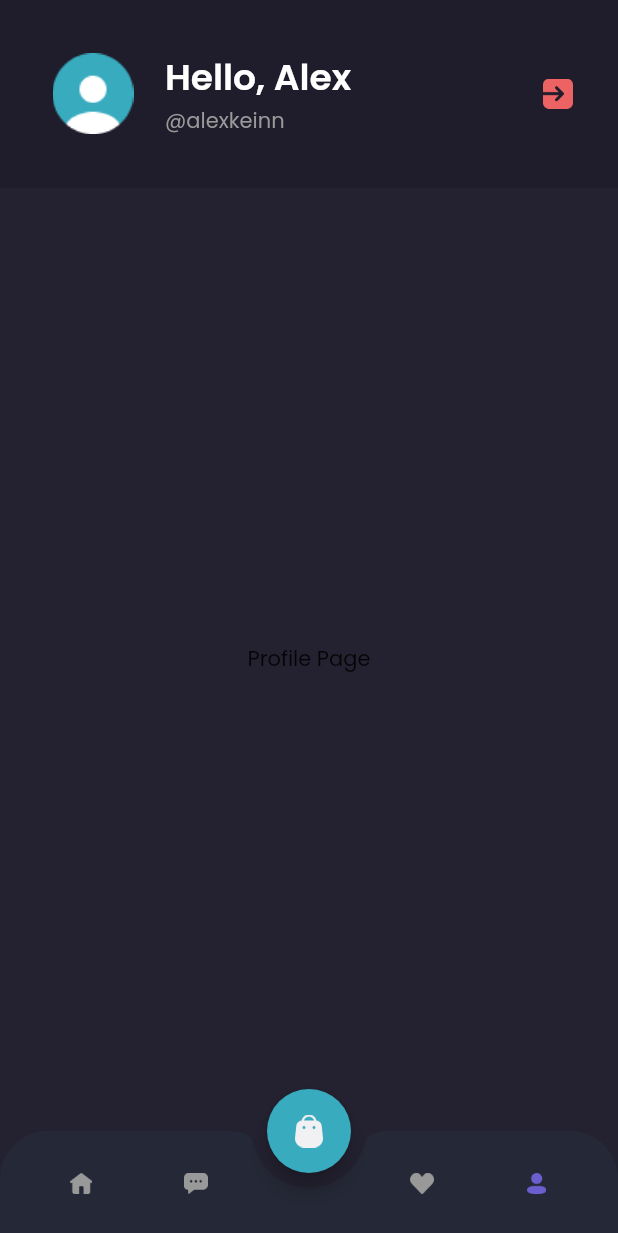
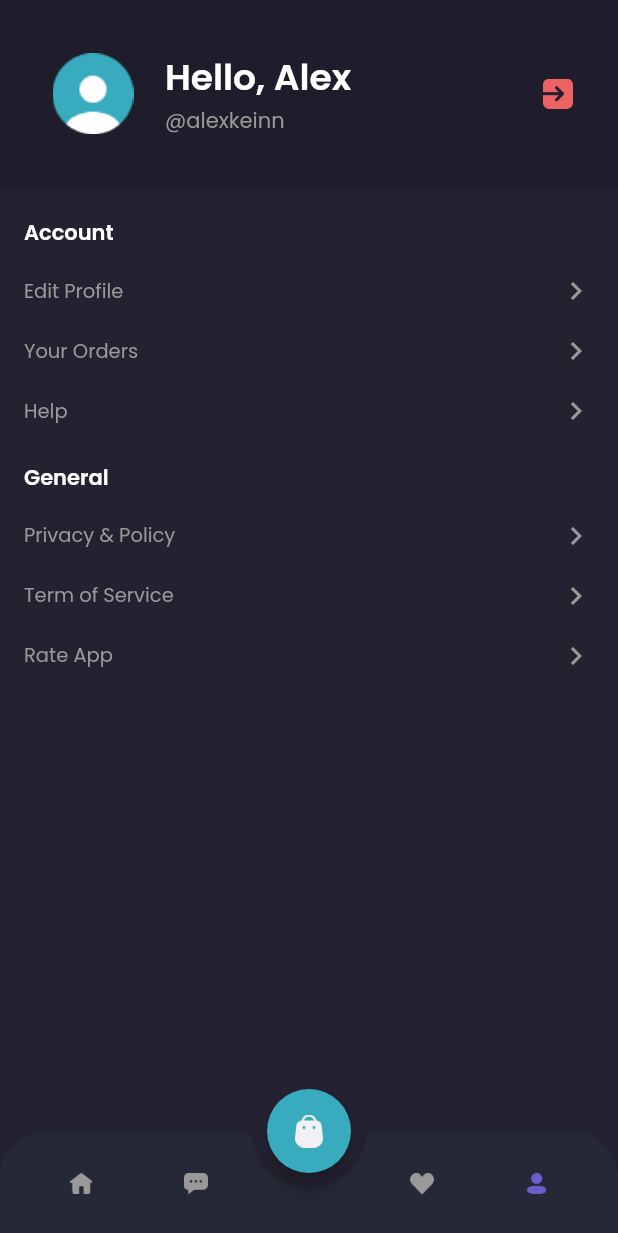
Before and after one commit to ziszz/shamo-app, a Flutter app: the MainPage screen opened by its route, swiped to page 4, on a phone screen of 412 x 824 dp. Shown: the top 1233 px of the screen. Run offline on Flutter 3.47's test engine with Material 2 defaults, Android fonts, the phone set to English and light mode, and no system bars; our stand-ins replace google_fonts.

Commit message:
create profile page

```diff
--- a/lib/presentation/pages/profile_page.dart
+++ b/lib/presentation/pages/profile_page.dart
@@ -7,9 +7,7 @@ class ProfilePage extends StatelessWidget {
 
   @override
   Widget build(BuildContext context) {
-    return const Center(
-      child: Text("Profile Page"),
-    );
+    return _content(context: context);
   }
 
   static AppBar appBar({required BuildContext context}) {
@@ -56,4 +54,101 @@ class ProfilePage extends StatelessWidget {
       ),
     );
   }
+
+  Widget _optionItem({
+    required BuildContext context,
+    required Function() onTap,
+    required String text,
+  }) {
+    return InkWell(
+      borderRadius: BorderRadius.circular(12),
+      onTap: onTap,
+      child: Padding(
+        padding: const EdgeInsets.symmetric(vertical: 8),
+        child: Row(
+          mainAxisAlignment: MainAxisAlignment.spaceBetween,
+          children: [
+            Text(
+              text,
+              style: Theme.of(context).textTheme.bodySmall?.copyWith(
+                    color: AppColors.grey,
+                    fontSize: 13,
+                  ),
+            ),
+            const Icon(
+              Icons.keyboard_arrow_right,
+              color: AppColors.grey,
+            ),
+          ],
+        ),
+      ),
+    );
+  }
+
+  Widget _content({required BuildContext context}) {
+    return Padding(
+      padding: const EdgeInsets.symmetric(
+        horizontal: 16,
+        vertical: 20,
+      ),
+      child: Column(
+        crossAxisAlignment: CrossAxisAlignment.start,
+        children: [
+          Text(
+            "Account",
+            style: Theme.of(context).textTheme.bodyLarge?.copyWith(
+                  color: AppColors.white,
+                  fontWeight: semiBold,
+                ),
+          ),
+          const SizedBox(
+            height: 8,
+          ),
+          _optionItem(
+            context: context,
+            onTap: () {},
+            text: "Edit Profile",
+          ),
+          _optionItem(
+            context: context,
+            onTap: () {},
+            text: "Your Orders",
+          ),
+          _optionItem(
+            context: context,
+            onTap: () {},
+            text: "Help",
+          ),
+          const SizedBox(
+            height: 14,
+          ),
+          Text(
+            "General",
+            style: Theme.of(context).textTheme.bodyLarge?.copyWith(
+                  color: AppColors.white,
+                  fontWeight: semiBold,
+                ),
+          ),
+          const SizedBox(
+            height: 8,
+          ),
+          _optionItem(
+            context: context,
+            onTap: () {},
+            text: "Privacy & Policy",
+          ),
+          _optionItem(
+            context: context,
+            onTap: () {},
+            text: "Term of Service",
+          ),
+          _optionItem(
+            context: context,
+            onTap: () {},
+            text: "Rate App",
+          ),
+        ],
+      ),
+    );
+  }
 }
```
